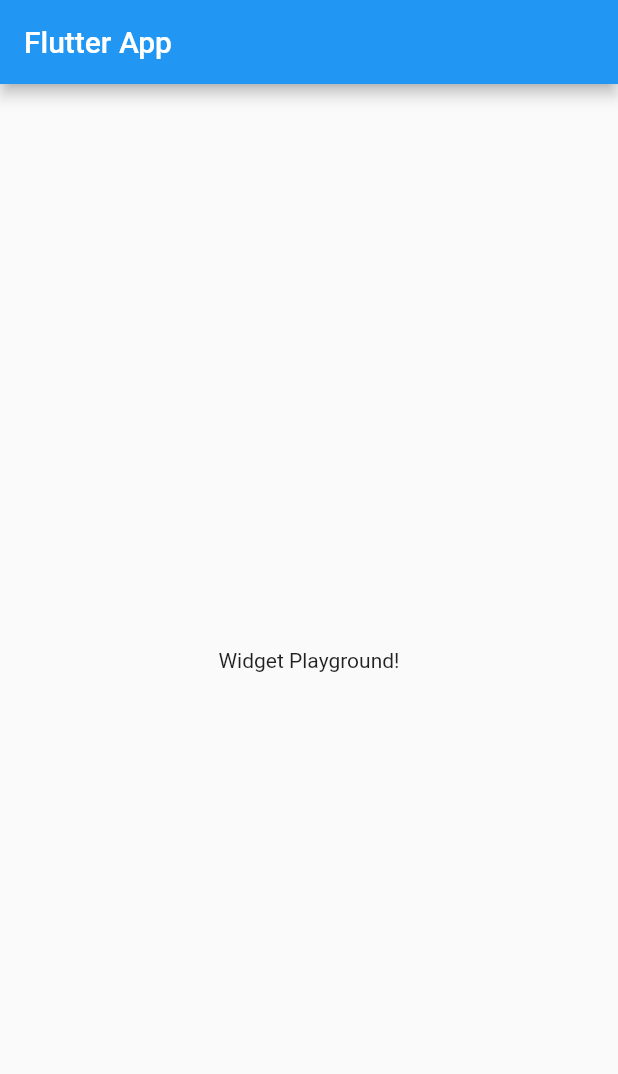
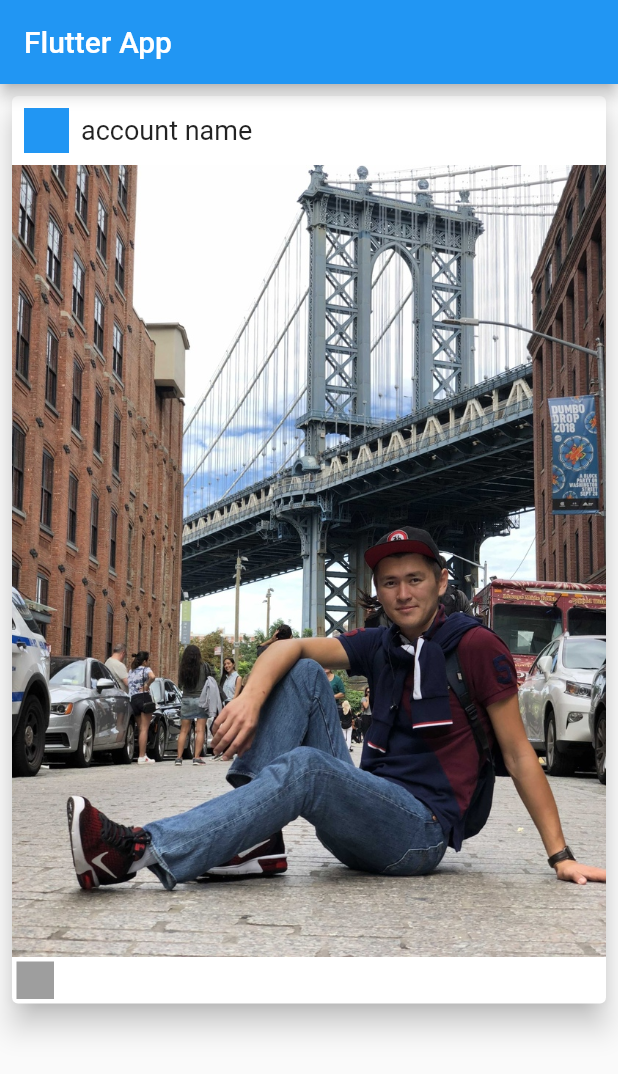
Before and after one commit to zirg41/racurs_app, a Flutter app: the screen it shows after launch, on a phone screen of 412 x 824 dp. Shown: the top 1074 px of the screen. Run offline on Flutter 3.47's test engine with Material 2 defaults, Android fonts, the phone set to English and light mode, and no system bars.

Commit message:
account name, image, likes(without icons)

```diff
--- a/lib/main.dart
+++ b/lib/main.dart
@@ -16,12 +16,55 @@ class MyHomePage extends StatelessWidget {
   @override
   Widget build(BuildContext context) {
     return Scaffold(
-      appBar: AppBar(
-        title: Text('Flutter App'),
-      ),
-      body: Center(
-        child: Text('Widget Playground!'),
-      ),
-    );
+        appBar: AppBar(
+          title: Text('Flutter App'),
+        ),
+        body: Column(
+          children: [
+            Container(
+              width: double.infinity,
+              //color: Colors.grey,
+              child: Card(
+                margin: EdgeInsets.all(8),
+                elevation: 8,
+                child: Column(
+                  children: [
+                    Container(
+                      child: Row(
+                        children: [
+                          Container(
+                            width: 30,
+                            height: 30,
+                            color: Colors.blue,
+                            margin: EdgeInsets.all(8),
+                          ),
+                          Text(
+                            "account name",
+                            style: TextStyle(fontSize: 18),
+                          )
+                        ],
+                      ),
+                    ),
+                    Container(
+                      child: Image(
+                        image: AssetImage('lib/assets/newyork.jpg'),
+                      ),
+                    ),
+                    Row(
+                      children: [
+                        Container(
+                          margin: EdgeInsets.all(3),
+                          height: 25,
+                          width: 25,
+                          color: Colors.grey,
+                        ),
+                      ],
+                    )
+                  ],
+                ),
+              ),
+            ),
+          ],
+        ));
   }
 }
--- /dev/null
+++ b/lib/models/spot_description.dart
@@ -0,0 +1,11 @@
+import 'package:flutter/cupertino.dart';
+import '../models/user.dart';
+
+class SpotDescription {
+  User user;
+  Image photo;
+  int likes;
+  String comment;
+
+  SpotDescription({this.user, this.photo, this.likes, this.comment});
+}
--- /dev/null
+++ b/lib/models/user.dart
@@ -0,0 +1,4 @@
+class User {
+  String firstName;
+  String lastName;
+}
--- a/pubspec.yaml
+++ b/pubspec.yaml
@@ -48,7 +48,8 @@ flutter:
   # assets:
   #   - images/a_dot_burr.jpeg
   #   - images/a_dot_ham.jpeg
-
+  assets:
+    - lib/assets/newyork.jpg
   # An image asset can refer to one or more resolution-specific "variants", see
   # https://flutter.dev/assets-and-images/#resolution-aware.
 
```
Also changed, not shown: lib/assets/newyork.jpg (added).
